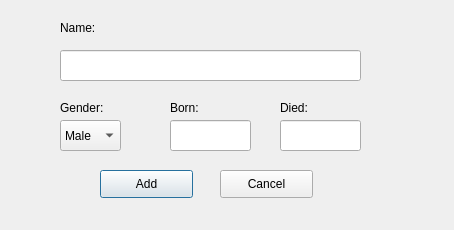
Above: addscientistdialog.ui from marthagb/VLN1-Skil-3 before the change. Below: the same form after it.
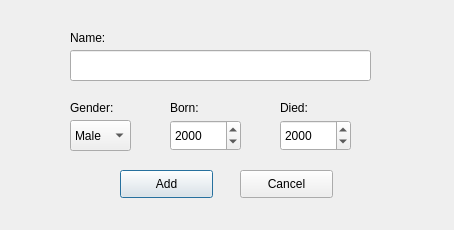
That is the form after the change.

Patch:
```diff
--- a/addscientistdialog.ui
+++ b/addscientistdialog.ui
@@ -16,37 +16,17 @@
   <widget class="QLineEdit" name="nameLineEdit">
    <property name="geometry">
     <rect>
-     <x>60</x>
+     <x>70</x>
      <y>50</y>
      <width>301</width>
      <height>31</height>
     </rect>
    </property>
   </widget>
-  <widget class="QLineEdit" name="birthYearLineEdit">
+  <widget class="QComboBox" name="genderBox">
    <property name="geometry">
     <rect>
-     <x>170</x>
-     <y>120</y>
-     <width>81</width>
-     <height>31</height>
-    </rect>
-   </property>
-  </widget>
-  <widget class="QLineEdit" name="deathYearLineEdit">
-   <property name="geometry">
-    <rect>
-     <x>280</x>
-     <y>120</y>
-     <width>81</width>
-     <height>31</height>
-    </rect>
-   </property>
-  </widget>
-  <widget class="QComboBox" name="genderComboBox">
-   <property name="geometry">
-    <rect>
-     <x>60</x>
+     <x>70</x>
      <y>120</y>
      <width>61</width>
      <height>31</height>
@@ -66,8 +46,8 @@
   <widget class="QLabel" name="nameLabel">
    <property name="geometry">
     <rect>
-     <x>60</x>
-     <y>20</y>
+     <x>70</x>
+     <y>30</y>
      <width>55</width>
      <height>16</height>
     </rect>
@@ -79,7 +59,7 @@
   <widget class="QLabel" name="genderLabel">
    <property name="geometry">
     <rect>
-     <x>60</x>
+     <x>70</x>
      <y>100</y>
      <width>55</width>
      <height>16</height>
@@ -118,7 +98,7 @@
   <widget class="QPushButton" name="addScientistButton">
    <property name="geometry">
     <rect>
-     <x>100</x>
+     <x>120</x>
      <y>170</y>
      <width>93</width>
      <height>28</height>
@@ -131,7 +111,7 @@
   <widget class="QPushButton" name="cancelScientistAddButton">
    <property name="geometry">
     <rect>
-     <x>220</x>
+     <x>240</x>
      <y>170</y>
      <width>93</width>
      <height>28</height>
@@ -141,6 +121,56 @@
     <string>Cancel</string>
    </property>
   </widget>
+  <widget class="QDateEdit" name="birthYearEdit">
+   <property name="geometry">
+    <rect>
+     <x>170</x>
+     <y>120</y>
+     <width>71</width>
+     <height>31</height>
+    </rect>
+   </property>
+   <property name="font">
+    <font>
+     <pointsize>9</pointsize>
+    </font>
+   </property>
+   <property name="maximumDate">
+    <date>
+     <year>2016</year>
+     <month>12</month>
+     <day>13</day>
+    </date>
+   </property>
+   <property name="displayFormat">
+    <string>yyyy</string>
+   </property>
+  </widget>
+  <widget class="QDateEdit" name="deathYearEdit">
+   <property name="geometry">
+    <rect>
+     <x>280</x>
+     <y>120</y>
+     <width>71</width>
+     <height>31</height>
+    </rect>
+   </property>
+   <property name="font">
+    <font>
+     <pointsize>9</pointsize>
+    </font>
+   </property>
+   <property name="maximumDate">
+    <date>
+     <year>2016</year>
+     <month>12</month>
+     <day>13</day>
+    </date>
+   </property>
+   <property name="displayFormat">
+    <string>yyyy</string>
+   </property>
+  </widget>
  </widget>
  <resources/>
  <connections/>
```
Left out of the diff: 4 changed lines with no effect on the pictures.
